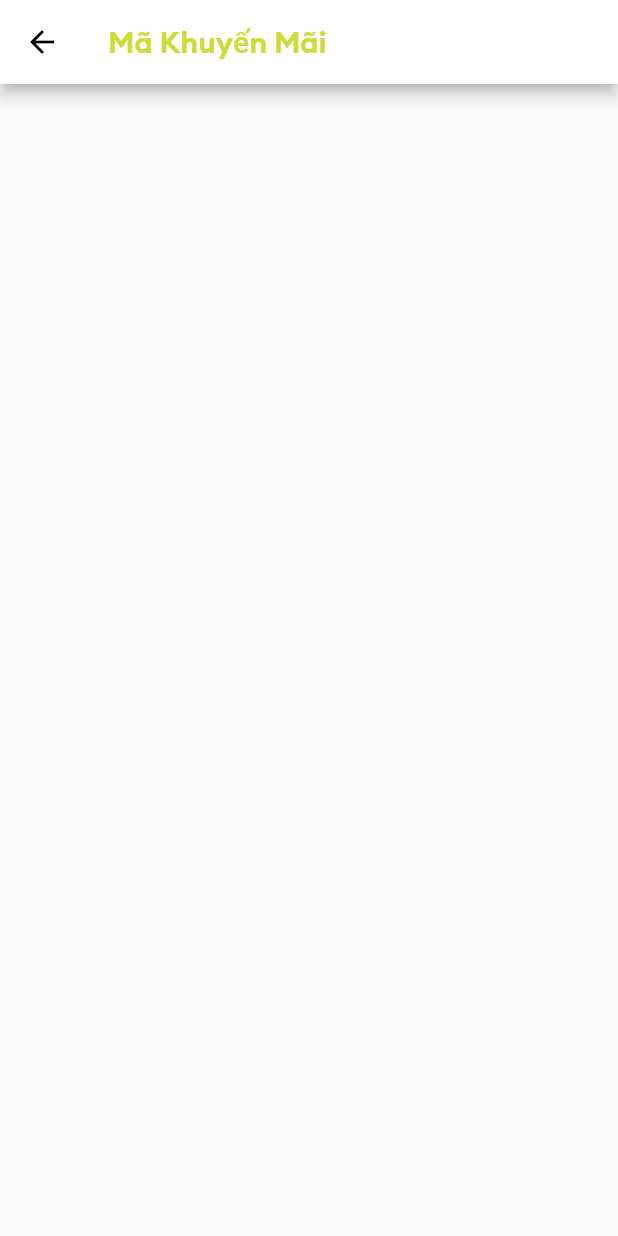
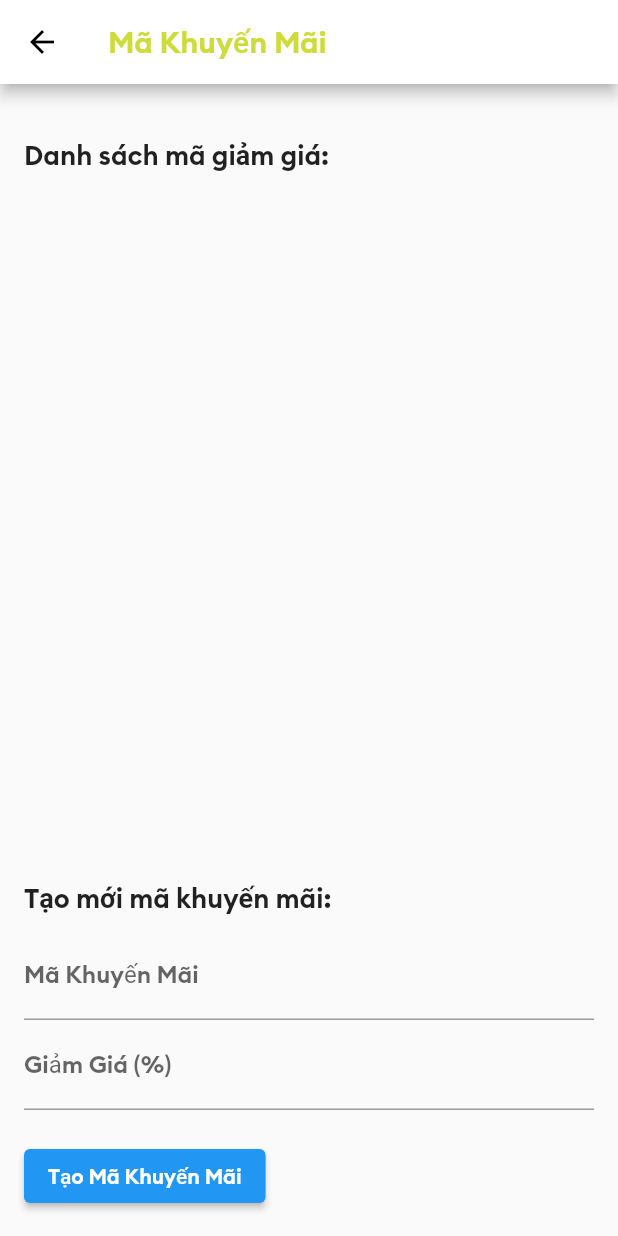
Before and after one commit to NEMO2345/Coffee_House, a Flutter app: the VoucherPage screen opened directly, on a phone screen of 412 x 824 dp. Run offline on Flutter 3.47's test engine with Material 2 defaults, Android fonts, the light colour scheme and no system bars; our stand-ins replace firebase_auth, firebase_core, firebase_database, firebase_storage, fl_chart, fluttertoast and 4 more; missing offline and left inert: dart:ffi; accounts and stored records are empty.

Commit message:
create VoucherPageAdmin with insert Voucher to Firebase

```diff
--- /dev/null
+++ b/coffee_house/lib/VoucherCard.dart
@@ -0,0 +1,11 @@
+class VoucherCard {
+  final String id;
+  final String code;
+  final double discount;
+
+  VoucherCard({
+    required this.id,
+    required this.code,
+    required this.discount
+  });
+}
--- a/coffee_house/lib/admin/ProfileAdminScreen/VoucherPageAdmin.dart
+++ b/coffee_house/lib/admin/ProfileAdminScreen/VoucherPageAdmin.dart
@@ -1,15 +1,21 @@
-// ignore_for_file: use_key_in_widget_constructors, prefer_const_constructors, deprecated_member_use, override_on_non_overriding_member
+// ignore_for_file: use_key_in_widget_constructors, prefer_const_constructors, deprecated_member_use, override_on_non_overriding_member, library_private_types_in_public_api
 
-import 'package:coffee_house/admin/AllAdminScreen/MainAdminScreen.dart';
+import 'package:coffee_house/VoucherCard.dart';
+import 'package:coffee_house/admin/AllAdminScreen/RegisterAdminScreen.dart';
+import 'package:coffee_house/main.dart';
+import 'package:firebase_database/firebase_database.dart';
 import 'package:flutter/material.dart';
 
-class VoucherPage extends StatelessWidget {
+class VoucherPage extends StatefulWidget {
   const VoucherPage({Key? key}) : super(key: key);
 
   @override
-  Future<void> initState() async {
-    getCurrentAdminInfo();
-  }
+  _VoucherPageState createState() => _VoucherPageState();
+}
+
+class _VoucherPageState extends State<VoucherPage> {
+  final TextEditingController codeController = TextEditingController();
+  final TextEditingController discountController = TextEditingController();
 
   @override
   Widget build(BuildContext context) {
@@ -26,6 +32,112 @@ class VoucherPage extends StatelessWidget {
           color: Colors.black,
         ),
       ),
+      body: Padding(
+        padding: const EdgeInsets.all(16.0),
+        child: Column(
+          crossAxisAlignment: CrossAxisAlignment.start,
+          children: [
+            SizedBox(height: 20),
+            Text(
+              'Danh sách mã giảm giá:',
+              style: TextStyle(
+                fontSize: 18,
+                fontWeight: FontWeight.bold,
+              ),
+            ),
+            Expanded(
+              child: StreamBuilder(
+                stream: Voucher.onValue,
+                builder: (context, snapshot) {
+                  if (snapshot.hasData && snapshot.data != null) {
+                    DataSnapshot dataSnapshot = snapshot.data!.snapshot;
+
+                    List<VoucherCard> vouchers = [];
+
+                    if (dataSnapshot.value != null && dataSnapshot.value is Map) {
+                      (dataSnapshot.value as Map).forEach((key, value) {
+                        VoucherCard voucherCard = VoucherCard(
+                          id: key,
+                          code: value['code'] ?? '',
+                          discount: (value['discount'] as num?)?.toDouble() ?? 0.0,
+                        );
+                        vouchers.add(voucherCard);
+                      });
+                    }
+                    return ListView.builder(
+                      itemCount: vouchers.length,
+                      itemBuilder: (context, index) {
+                        VoucherCard voucher = vouchers[index];
+                        return ListTile(
+                          title: Text('Mã: ${voucher.code} - Giảm giá: ${voucher.discount}%'),
+                        );
+                      },
+                    );
+                  } else {
+                    return CircularProgressIndicator();
+                  }
+                },
+              ),
+            ),
+            Text(
+              'Tạo mới mã khuyến mãi:',
+              style: TextStyle(
+                fontSize: 18,
+                fontWeight: FontWeight.bold,
+              ),
+            ),
+            SizedBox(height: 10),
+            TextField(
+              controller: codeController,
+              decoration: InputDecoration(
+                labelText: 'Mã Khuyến Mãi',
+              ),
+            ),
+            TextField(
+              controller: discountController,
+              decoration: InputDecoration(
+                labelText: 'Giảm Giá (%)',
+              ),
+              keyboardType: TextInputType.number,
+            ),
+            SizedBox(height: 20),
+            ElevatedButton(
+              onPressed: () {
+                createVoucher();
+              },
+              child: Text('Tạo Mã Khuyến Mãi'),
+            ),
+          ],
+        ),
+      ),
     );
   }
+  void createVoucher() {
+    String code = codeController.text.trim();
+    double discount = double.tryParse(discountController.text) ?? 0.0;
+
+    if (code.isNotEmpty && discount > 0) {
+
+      VoucherCard voucherCard = VoucherCard(
+        id: Voucher.push().key ?? '',
+        code: code,
+        discount: discount,
+      );
+      Voucher.child(voucherCard.id).set(voucherCard.toJson());
+      codeController.clear();
+      discountController.clear();
+      displayToastMessage("Thêm mã thành công", context);
+    } else {
+      displayToastMessage("Lỗi khi thêm mã", context);
+    }
+  }
 }
+
+extension VoucherCardExtension on VoucherCard {
+  Map<String, dynamic> toJson() {
+    return {
+      'code': code,
+      'discount': discount,
+    };
+  }
+}
--- a/coffee_house/lib/main.dart
+++ b/coffee_house/lib/main.dart
@@ -33,6 +33,7 @@ DatabaseReference usersCartRef = FirebaseDatabase.instance.ref().child("users").
 DatabaseReference usersContact = FirebaseDatabase.instance.ref().child("users").child(currentfirebaseUser!.uid).child("contactInfo");
 DatabaseReference adminOrder = FirebaseDatabase.instance.ref().child("Orders");
 DatabaseReference Order = FirebaseDatabase.instance.ref();
+DatabaseReference Voucher = FirebaseDatabase.instance.ref().child("vouchers");
 
 final FirebaseStorage storage = FirebaseStorage.instance;
 
```
